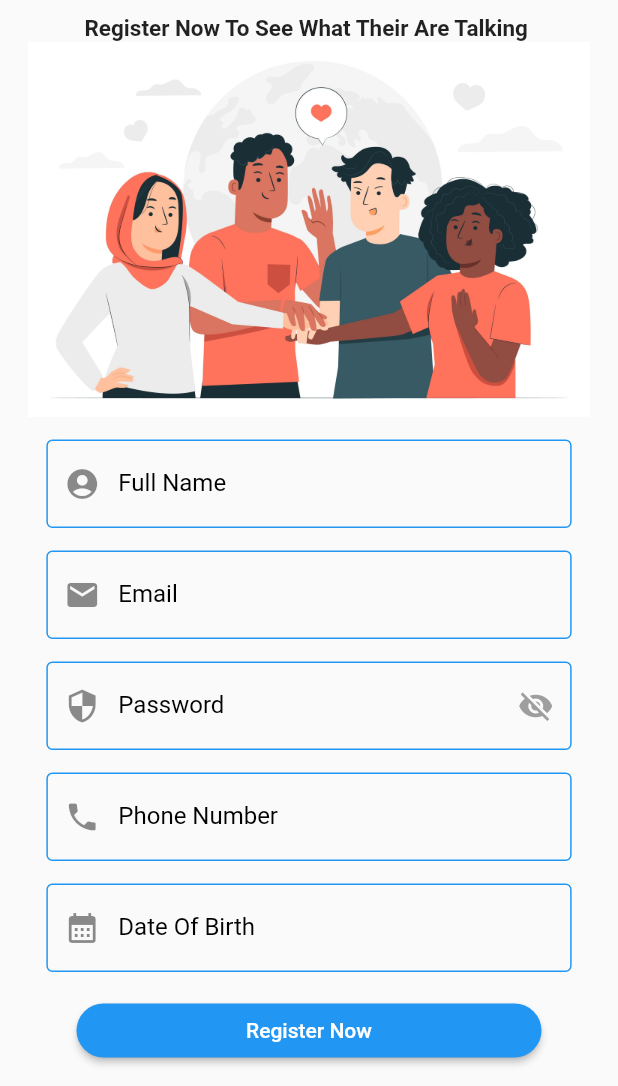
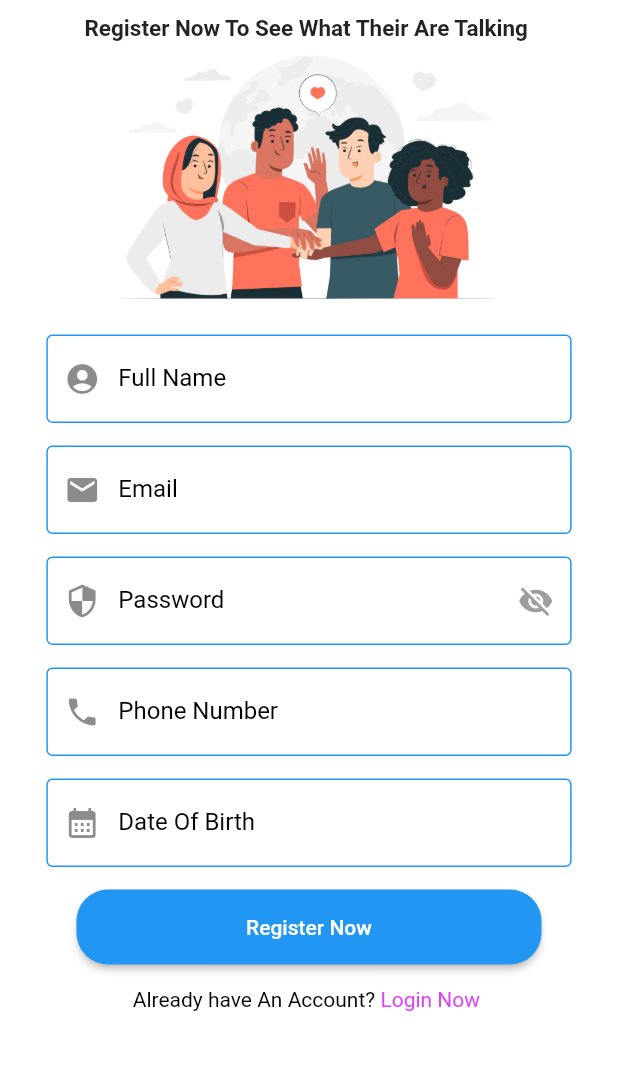
Before and after one commit to Ven1456/chat_application, a Flutter app: the RegisterPage screen opened directly, on a phone screen of 412 x 824 dp, the part 150-1236 px from its top. Run offline on Flutter 3.47's test engine with Material 2 defaults, Android fonts, the phone set to English and light mode, and no system bars; our stand-ins replace cloud_firestore, emoji_picker_flutter, firebase_auth, firebase_core, firebase_storage, image_cropper and 4 more; accounts and stored records are empty; network calls fail.

Commit message:
- implementing 50 % of image sending - change ui in login and register page

```diff
--- a/lib/resources/widget.dart
+++ b/lib/resources/widget.dart
@@ -74,4 +74,20 @@ extension StringExtension on String {
   }
 }
 // 21/04/23
-enum Type{text,image}
+
+extension HexColor on Color {
+  /// String is in the format "aabbcc" or "ffaabbcc" with an optional leading "#".
+  static Color fromHex(String hexString) {
+    final buffer = StringBuffer();
+    if (hexString.length == 6 || hexString.length == 7) buffer.write('ff');
+    buffer.write(hexString.replaceFirst('#', ''));
+    return Color(int.parse(buffer.toString(), radix: 16));
+  }
+
+  /// Prefixes a hash sign if [leadingHashSign] is set to `true` (default is `true`).
+  String toHex({bool leadingHashSign = true}) => '${leadingHashSign ? '#' : ''}'
+      '${alpha.toRadixString(16).padLeft(2, '0')}'
+      '${red.toRadixString(16).padLeft(2, '0')}'
+      '${green.toRadixString(16).padLeft(2, '0')}'
+      '${blue.toRadixString(16).padLeft(2, '0')}';
+}
--- a/lib/screens/auth/RegisterPage.dart
+++ b/lib/screens/auth/RegisterPage.dart
@@ -38,6 +38,7 @@ class _RegisterPageState extends State<RegisterPage> {
   @override
   Widget build(BuildContext context) {
     return Scaffold(
+      backgroundColor:HexColor.fromHex('#FFFFFF'),
       body: _isLoading
           ? Center(
               child: SizedBox(
@@ -171,12 +172,12 @@ class _RegisterPageState extends State<RegisterPage> {
   // ALREADY HAVE AN ACCOUNT AND LOGIN TEXT EXTRACT AS A METHOD
   Text _buildAlreadyHaveAccountAndLoginText(BuildContext context) {
     return Text.rich(TextSpan(
-        text: "Already Have An Account? ",
+        text: "Already have An Account? ",
         style: const TextStyle(color: Colors.black, fontSize: 14),
         children: <TextSpan>[
           TextSpan(
               text: "Login Now ",
-              style: const TextStyle(color: Colors.black, fontSize: 14),
+              style: const TextStyle(color: Colors.purpleAccent, fontSize: 14),
               recognizer: TapGestureRecognizer()
                 ..onTap = () {
                   nextPage(context, const LoginPage());
@@ -186,6 +187,7 @@ class _RegisterPageState extends State<RegisterPage> {
 // REGISTER BUTTON EXTRACT AS A METHOD
   SizedBox _buildRegisterButton() {
     return SizedBox(
+      height: 50,
       width: 310,
       child: ElevatedButton(
           style: ElevatedButton.styleFrom(
@@ -283,7 +285,7 @@ class _RegisterPageState extends State<RegisterPage> {
   Image _buildImage() {
     return Image.asset(
       "assets/images/register.jpg",
-      height: 250,
+      height: 180,
     );
   }
 // REGISTER TEXT EXTRACT AS A METHOD
--- a/lib/screens/ui/BottomSheet.dart
+++ b/lib/screens/ui/BottomSheet.dart
@@ -35,7 +35,6 @@ class _BottomSheetTestState extends State<BottomSheetTest> {
   void buildPages() {
     pages = [
       const HomeScreen(),
-      const Search(),
       const Search(),
       Profile(
         profilePicTest: profilePic.toString(),
--- a/lib/screens/ui/Forgot_Password_screen.dart
+++ b/lib/screens/ui/Forgot_Password_screen.dart
@@ -64,6 +64,7 @@ class _ForgotPasswordScreenState extends State<ForgotPasswordScreen> {
   @override
   Widget build(BuildContext context) {
     return Scaffold(
+      backgroundColor:HexColor.fromHex('#FFFFFF'),
       // APP BAR
       appBar: _buildAppBar(),
       body: _isLoading
@@ -199,7 +200,7 @@ class _ForgotPasswordScreenState extends State<ForgotPasswordScreen> {
         borderRadius: BorderRadius.circular(250),
         child: Image.asset(
           "assets/images/reset.jpg",
-          height: 300,
+          height: 200,
         ));
   }
 
--- a/lib/screens/ui/homeScreen.dart
+++ b/lib/screens/ui/homeScreen.dart
@@ -132,8 +132,7 @@ class _HomeScreenState extends State<HomeScreen> {
                     int reverseIndex =
                         snapshot.data["groups"].length - index - 1;
                     return GroupTile(
-                        groupName:
-                            getName(snapshot.data["groups"][reverseIndex]),
+                        groupName: getName(snapshot.data["groups"][reverseIndex]),
                         userProfile: snapshot.data["profilePic"],
                         userId: snapshot.data["uid"],
                         username: snapshot.data["fullName"],
```
Also changed, not shown: lib/resources/profile_Controller.dart (+23 -1 lines), lib/screens/auth/login_screen.dart (+15 -14 lines), lib/screens/ui/chat_page.dart (+4 -20 lines), lib/screens/ui/message_tlle.dart (+64 -10 lines), lib/screens/ui/profile.dart (+7 -0 lines), lib/services/database_services.dart (+10 -0 lines).
